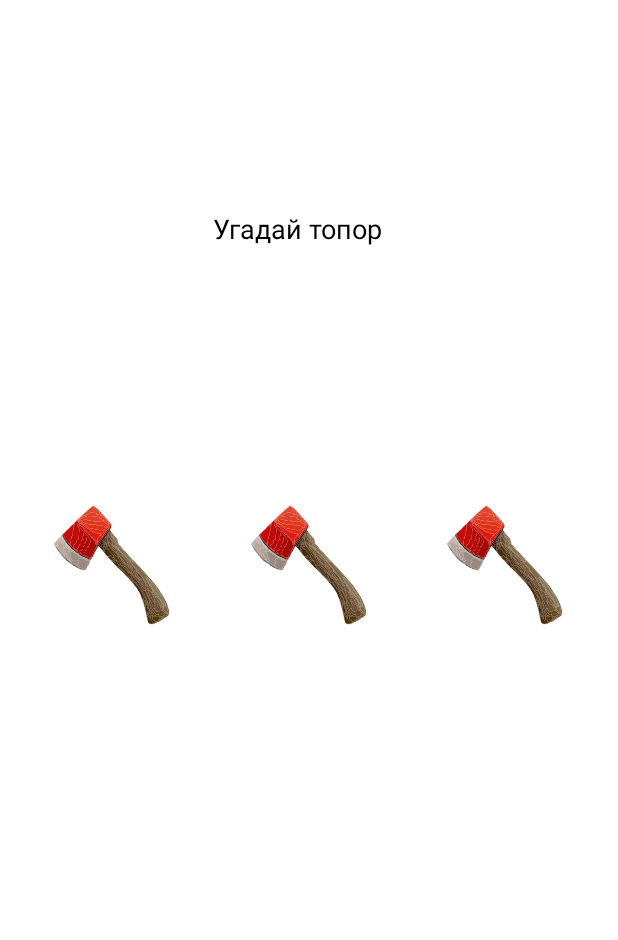
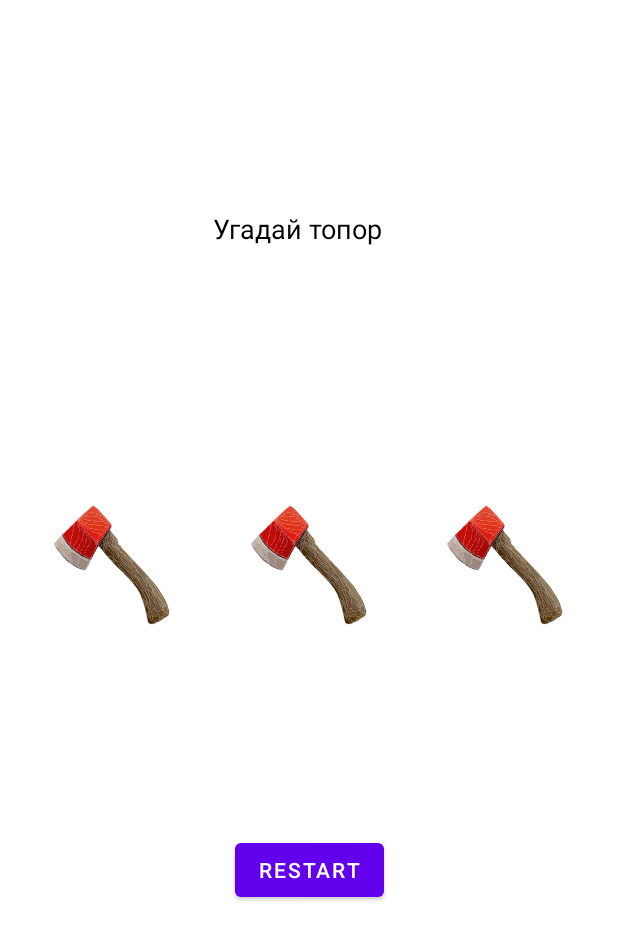
Before and after one commit to GoosinuyReix/topor_game, an Android app: the layout activity_main.xml on its own in the app's theme, with its tools: preview values and no code run, on a phone screen of 412 x 824 dp. Shown: the top 940 px of the screen. Run offline under Robolectric (Android 15) with nearby library versions, the phone set to English and light mode, and no system bars.

Commit message:
добавлена кнопка рестарта

```diff
--- a/app/src/main/res/layout/activity_main.xml
+++ b/app/src/main/res/layout/activity_main.xml
@@ -89,4 +89,14 @@
         app:layout_constraintStart_toStartOf="parent"
         app:layout_constraintTop_toBottomOf="@+id/textView" />
 
+    <Button
+        android:id="@+id/restart_btn"
+        android:layout_width="wrap_content"
+        android:layout_height="wrap_content"
+        android:layout_marginTop="30dp"
+        android:text="Restart"
+        app:layout_constraintEnd_toEndOf="parent"
+        app:layout_constraintStart_toStartOf="parent"
+        app:layout_constraintTop_toBottomOf="@+id/right_topor_txt" />
+
 </androidx.constraintlayout.widget.ConstraintLayout>
```
Also changed, not shown: app/src/main/java/com/example/topor/MainActivity.kt (+8 -0 lines).
